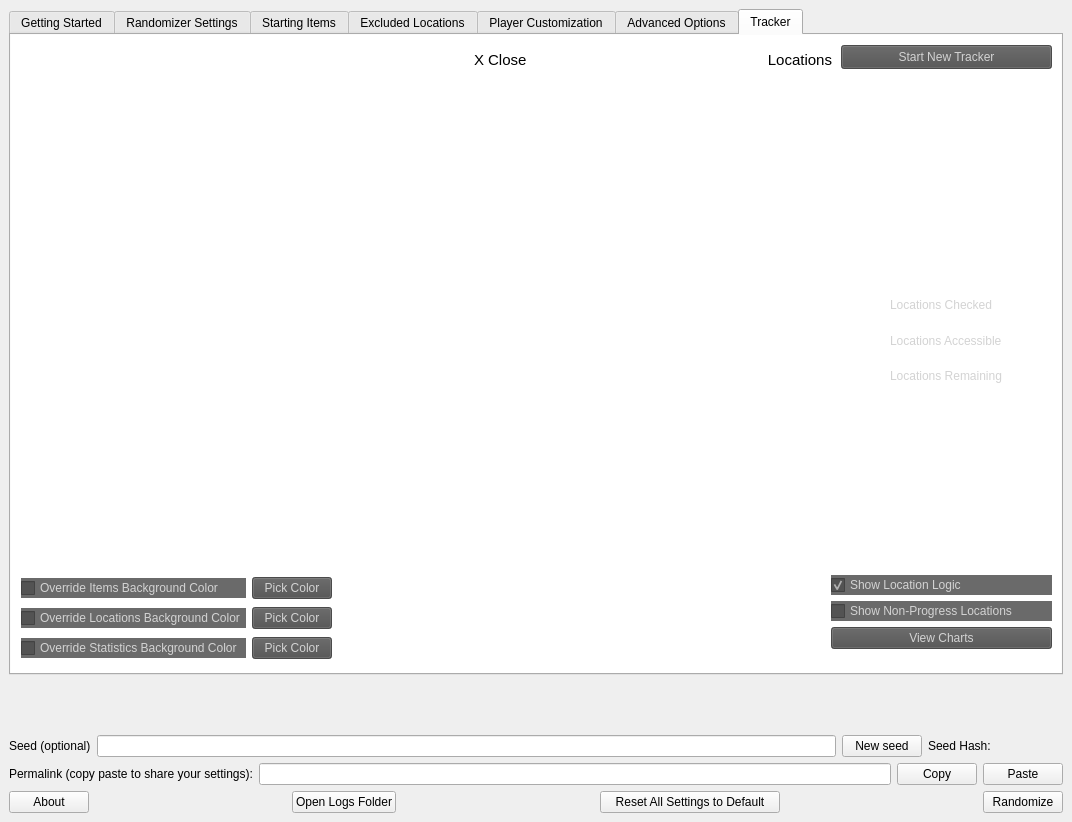
Qt form gui/mainwindow.ui (SuperDude88/TWWHD-Randomizer) before a commit.
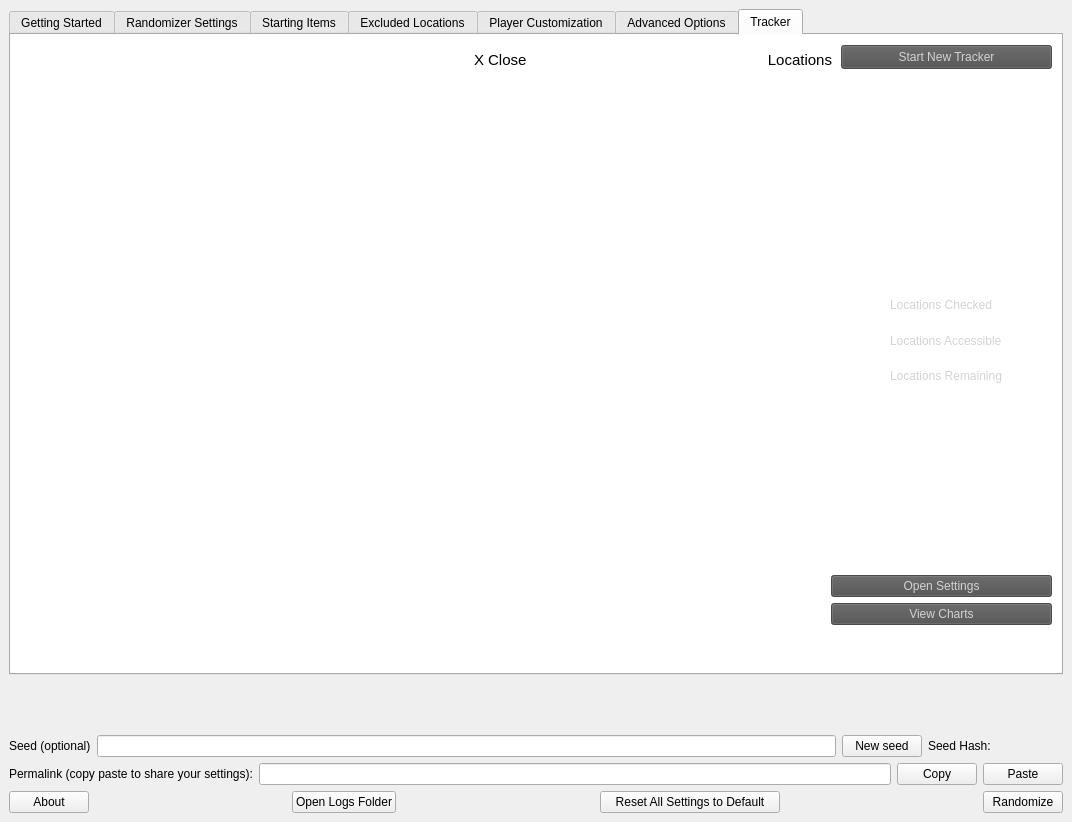
The same form after that commit. The open tabs and pages were chosen to show the change.

Commit message: put tracker settings into separate window

The edit to the form file:
```diff
--- a/gui/mainwindow.ui
+++ b/gui/mainwindow.ui
@@ -3117,104 +3117,17 @@
              <bool>true</bool>
             </property>
            </widget>
-           <widget class="QWidget" name="gridLayoutWidget">
-            <property name="geometry">
-             <rect>
-              <x>10</x>
-              <y>540</y>
-              <width>311</width>
-              <height>86</height>
-             </rect>
-            </property>
-            <layout class="QGridLayout" name="gridLayout_9">
-             <item row="2" column="1">
-              <widget class="QPushButton" name="stats_color">
-               <property name="styleSheet">
-                <string notr="true">background: rgba(79, 79, 79, 0.85);
-color: lightgray</string>
-               </property>
-               <property name="text">
-                <string>Pick Color</string>
-               </property>
-              </widget>
-             </item>
-             <item row="1" column="1">
-              <widget class="QPushButton" name="locations_color">
-               <property name="styleSheet">
-                <string notr="true">background: rgba(79, 79, 79, 0.85);
-color: lightgray</string>
-               </property>
-               <property name="text">
-                <string>Pick Color</string>
-               </property>
-              </widget>
-             </item>
-             <item row="2" column="0">
-              <widget class="QCheckBox" name="override_stats_color">
-               <property name="autoFillBackground">
-                <bool>false</bool>
-               </property>
-               <property name="styleSheet">
-                <string notr="true">background: rgba(79, 79, 79, 0.85);
-color: lightgray</string>
-               </property>
-               <property name="text">
-                <string>Override Statistics Background Color</string>
-               </property>
-              </widget>
-             </item>
-             <item row="0" column="1">
-              <widget class="QPushButton" name="items_color">
-               <property name="styleSheet">
-                <string notr="true">background: rgba(79, 79, 79, 0.85);
-color: lightgray</string>
-               </property>
-               <property name="text">
-                <string>Pick Color</string>
-               </property>
-              </widget>
-             </item>
-             <item row="0" column="0">
-              <widget class="QCheckBox" name="override_items_color">
-               <property name="autoFillBackground">
-                <bool>false</bool>
-               </property>
-               <property name="styleSheet">
-                <string notr="true">background: rgba(79, 79, 79, 0.85);
-color: lightgray</string>
-               </property>
-               <property name="text">
-                <string>Override Items Background Color</string>
-               </property>
-              </widget>
-             </item>
-             <item row="1" column="0">
-              <widget class="QCheckBox" name="override_locations_color">
-               <property name="autoFillBackground">
-                <bool>false</bool>
-               </property>
-               <property name="styleSheet">
-                <string notr="true">background: rgba(79, 79, 79, 0.85);
-color: lightgray</string>
-               </property>
-               <property name="text">
-                <string>Override Locations Background Color</string>
-               </property>
-              </widget>
-             </item>
-            </layout>
-           </widget>
            <widget class="QWidget" name="gridLayoutWidget_2">
             <property name="geometry">
              <rect>
               <x>820</x>
               <y>540</y>
               <width>221</width>
-              <height>88</height>
+              <height>118</height>
              </rect>
             </property>
             <layout class="QGridLayout" name="gridLayout_10">
-             <item row="4" column="0">
+             <item row="2" column="0">
               <spacer name="verticalSpacer_5">
                <property name="orientation">
                 <enum>Qt::Orientation::Vertical</enum>
@@ -3227,32 +3140,18 @@
                </property>
               </spacer>
              </item>
-             <item row="2" column="0">
-              <widget class="QCheckBox" name="show_nonprogress_locations">
+             <item row="0" column="0">
+              <widget class="QPushButton" name="open_tracker_settings_button">
                <property name="styleSheet">
                 <string notr="true">background: rgba(79, 79, 79, 0.85);
 color: lightgray</string>
                </property>
                <property name="text">
-                <string>Show Non-Progress Locations</string>
+                <string>Open Settings</string>
                </property>
               </widget>
              </item>
              <item row="1" column="0">
-              <widget class="QCheckBox" name="show_location_logic">
-               <property name="styleSheet">
-                <string notr="true">background: rgba(79, 79, 79, 0.85);
-color: lightgray</string>
-               </property>
-               <property name="text">
-                <string>Show Location Logic</string>
-               </property>
-               <property name="checked">
-                <bool>true</bool>
-               </property>
-              </widget>
-             </item>
-             <item row="3" column="0">
               <widget class="QPushButton" name="open_chart_list_button">
                <property name="styleSheet">
                 <string notr="true">background: rgba(79, 79, 79, 0.85);
```
Left out of the diff: 4 changed lines with no effect on the pictures. The commit also changes 10 other files.
